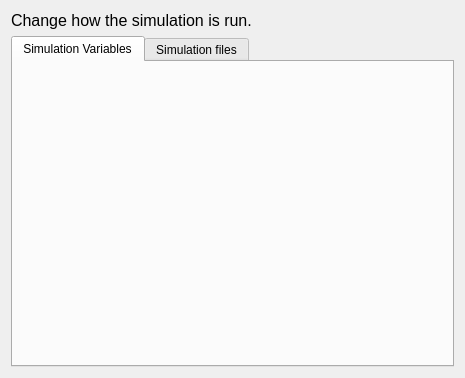
Above: src/LongQtMain/simvarmenu.ui from hundlab/LongQt before the change. Below: the same form after it.
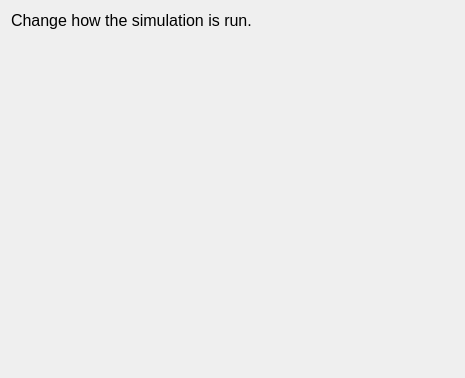
That is the form after the change.

```diff
--- a/src/LongQtMain/simvarmenu.ui
+++ b/src/LongQtMain/simvarmenu.ui
@@ -13,37 +13,8 @@
   <property name="windowTitle">
    <string>Simulation Variables Menu</string>
   </property>
-  <layout class="QGridLayout" name="gridLayout">
-   <item row="1" column="0">
-    <widget class="QTabWidget" name="tabs">
-     <property name="currentIndex">
-      <number>0</number>
-     </property>
-     <property name="tabBarAutoHide">
-      <bool>false</bool>
-     </property>
-     <widget class="QWidget" name="variables">
-      <property name="label" stdset="0">
-       <string>Simulation</string>
-      </property>
-      <attribute name="title">
-       <string>Simulation Variables</string>
-      </attribute>
-      <layout class="QHBoxLayout" name="variablesLayout">
-       <property name="sizeConstraint">
-        <enum>QLayout::SetDefaultConstraint</enum>
-       </property>
-      </layout>
-     </widget>
-     <widget class="QWidget" name="files">
-      <attribute name="title">
-       <string>Simulation files</string>
-      </attribute>
-      <layout class="QHBoxLayout" name="filesLayout"/>
-     </widget>
-    </widget>
-   </item>
-   <item row="0" column="0">
+  <layout class="QVBoxLayout" name="verticalLayout">
+   <item>
     <widget class="QLabel" name="label">
      <property name="font">
       <font>
@@ -55,6 +26,22 @@
      </property>
     </widget>
    </item>
+   <item>
+    <layout class="QGridLayout" name="itemsLayout"/>
+   </item>
+   <item>
+    <spacer name="verticalSpacer">
+     <property name="orientation">
+      <enum>Qt::Vertical</enum>
+     </property>
+     <property name="sizeHint" stdset="0">
+      <size>
+       <width>20</width>
+       <height>40</height>
+      </size>
+     </property>
+    </spacer>
+   </item>
   </layout>
  </widget>
  <resources/>
```
